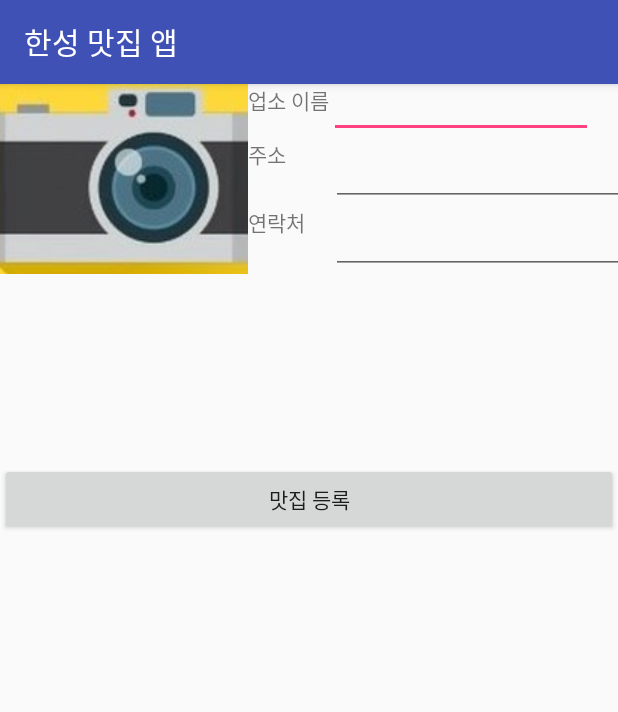
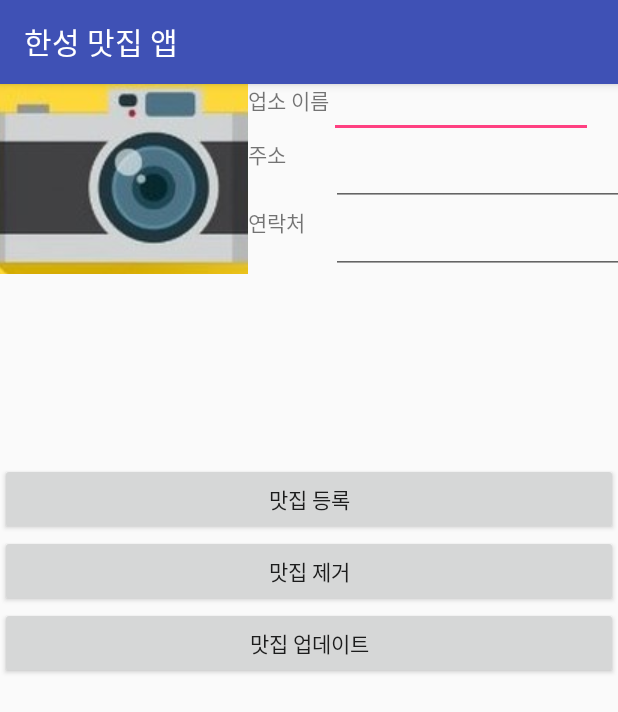
Before and after one commit to ParkYoDo/project2, an Android app: the screen it shows after launch (FirstActivity), on a phone screen of 412 x 824 dp. Shown: the top 712 px of the screen. Run offline under Robolectric (Android 15) with nearby library versions, the phone set to English and light mode, and no system bars.

Commit message:
오영주
데이터베이스

```diff
--- a/app/src/main/java/com/hansung/android/project2/MainActivity.java
+++ b/app/src/main/java/com/hansung/android/project2/MainActivity.java
@@ -159,6 +159,7 @@ class DBHelper extends SQLiteOpenHelper {
                     UserContract.Users._ID,
                     UserContract.Users.KEY_NAME,
                     UserContract.Users.KEY_PHONE,
+
                     name,
                     phone);
 
--- a/app/src/main/java/com/hansung/android/project2/UserContract.java
+++ b/app/src/main/java/com/hansung/android/project2/UserContract.java
@@ -13,8 +13,6 @@ public final class UserContract {
     public static final int DATABASE_VERSION = 1;
     private static final String TEXT_TYPE = " TEXT";
     private static final String COMMA_SEP = ",";
-    // To prevent someone from accidentally instantiating the contract class,
-    // make the constructor private.
     private UserContract() {}
 
     /* Inner class that defines the table contents */
--- a/app/src/main/res/layout/activity_main.xml
+++ b/app/src/main/res/layout/activity_main.xml
@@ -94,4 +94,18 @@
         android:onClick="OnClickButton"
         android:text="맛집 등록" />
 
+    <Button
+        android:id="@+id/register"
+        android:layout_width="match_parent"
+        android:layout_height="wrap_content"
+        android:onClick="OnClickButton"
+        android:text="맛집 제거" />
+
+    <Button
+        android:id="@+id/register"
+        android:layout_width="match_parent"
+        android:layout_height="wrap_content"
+        android:onClick="OnClickButton"
+        android:text="맛집 업데이트" />
+
 </LinearLayout>
```
